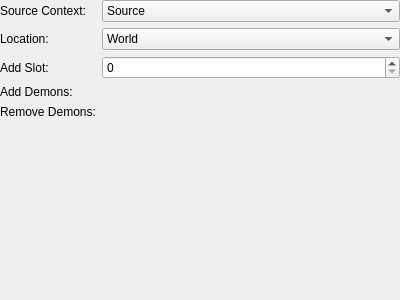
The window that tools/cathedral/ui/ActionUpdateCOMP.ui (comphack/comp_hack) describes before a commit, drawn with Qt 5.
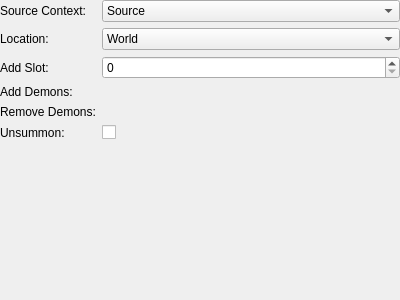
The same window after the commit. Custom widgets are drawn as their Qt base class.

Commit message: Adding missing fields to cathedral actions

```diff
--- a/tools/cathedral/ui/ActionUpdateCOMP.ui
+++ b/tools/cathedral/ui/ActionUpdateCOMP.ui
@@ -110,6 +110,20 @@
        </property>
       </widget>
      </item>
+     <item row="5" column="0">
+      <widget class="QLabel" name="lblUnsummon">
+       <property name="text">
+        <string>Unsummon:</string>
+       </property>
+      </widget>
+     </item>
+     <item row="5" column="1">
+      <widget class="QCheckBox" name="unsummon">
+       <property name="text">
+        <string/>
+       </property>
+      </widget>
+     </item>
     </layout>
    </item>
   </layout>
```
Left out of the diff: 21 changed lines with no effect on the pictures. The commit also changes 30 other files.
